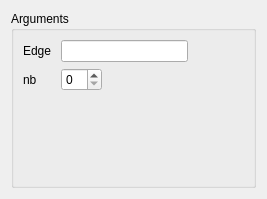
Before: the Qt Designer form src/HEXABLOCKGUI/CutEdge_QTD.ui in SalomePlatform/hexablock, drawn with Qt 5.
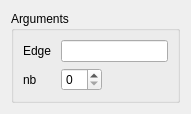
After: the same form once the commit is applied.

```diff
--- a/src/HEXABLOCKGUI/CutEdge_QTD.ui
+++ b/src/HEXABLOCKGUI/CutEdge_QTD.ui
@@ -6,10 +6,16 @@
    <rect>
     <x>0</x>
     <y>0</y>
-    <width>267</width>
-    <height>199</height>
+    <width>191</width>
+    <height>111</height>
    </rect>
   </property>
+  <property name="sizePolicy">
+   <sizepolicy hsizetype="Preferred" vsizetype="Fixed">
+    <horstretch>0</horstretch>
+    <verstretch>0</verstretch>
+   </sizepolicy>
+  </property>
   <property name="windowTitle">
    <string>Cut Edge Operation</string>
   </property>
```
